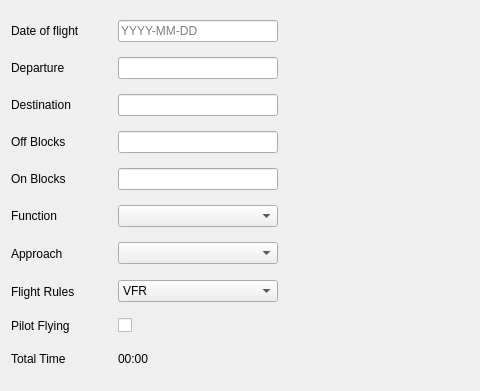
fiffty-50/openPilotLog, file src/gui/dialogues/newflightdialog.ui: the form before one commit; both pictures show x 0 to 480 and y 0 to 391 of the 767 by 391 pixel window.
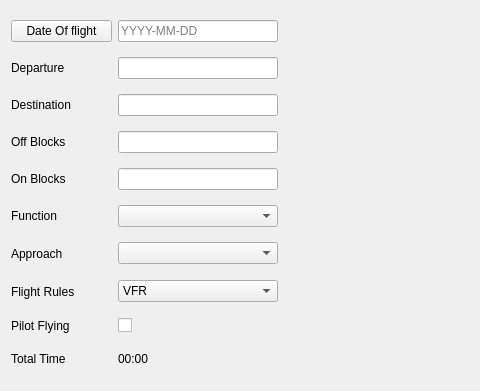
The form after the commit.

Commit message:
Added a calendar widget to NewFlightDialog
Added a pop-up calendar widget to the NewFlightDialog and adjusted input parsing / verification to read/write Julian Days to the database.

The edit to the form file:
```diff
--- a/src/gui/dialogues/newflightdialog.ui
+++ b/src/gui/dialogues/newflightdialog.ui
@@ -15,9 +15,9 @@
   </property>
   <layout class="QGridLayout" name="gridLayout">
    <item row="0" column="0">
-    <widget class="QLabel" name="doftLabel">
+    <widget class="QPushButton" name="pushButton">
      <property name="text">
-      <string>Date of flight</string>
+      <string>Date Of flight</string>
      </property>
     </widget>
    </item>
```
Left out of the diff: 647 changed lines with no effect on the pictures. The commit also changes 3 other files.
